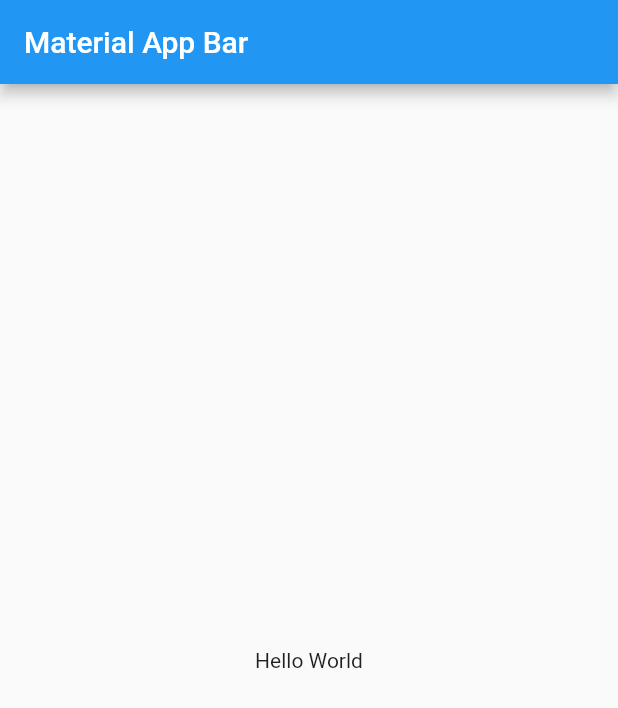
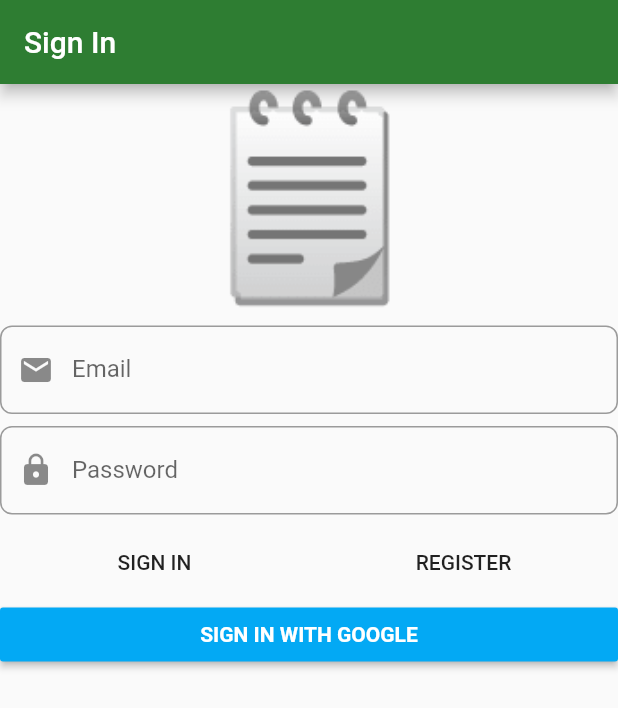
Before and after one commit to JordiGilTomas/Flutter_DDD, a Flutter app: the screen it shows after launch, on a phone screen of 412 x 824 dp. Shown: the top 708 px of the screen. Run offline on Flutter 3.47's test engine with Material 2 defaults, Android fonts, the phone set to English and light mode, and no system bars; our stand-ins replace bloc, dartz, firebase_auth, firebase_core, flushbar, flutter_bloc and 4 more; accounts and stored records are empty; generated files the repository leaves out were written again.

Commit message:
Sign-In Form UI

```diff
--- a/lib/main.dart
+++ b/lib/main.dart
@@ -1,25 +1,12 @@
+import 'package:firebase_core/firebase_core.dart';
 import 'package:fluter_ddd/injection.dart';
+import 'package:fluter_ddd/presentation/core/app_widget.dart';
 import 'package:flutter/material.dart';
 import 'package:injectable/injectable.dart';
 
-void main() {
+Future<void> main() async {
+  WidgetsFlutterBinding.ensureInitialized();
+  await Firebase.initializeApp();
   configureInjection(Environment.prod);
-  runApp(MyApp());
+  runApp(AppWidget());
 }
-
-class MyApp extends StatelessWidget {
-  @override
-  Widget build(BuildContext context) {
-    return MaterialApp(
-      title: 'Material App',
-      home: Scaffold(
-        appBar: AppBar(
-          title: const Text('Material App Bar'),
-        ),
-        body: const Center(
-          child: Text('Hello World'),
-        ),
-      ),
-    );
-  }
-}
--- /dev/null
+++ b/lib/presentation/core/app_widget.dart
@@ -0,0 +1,22 @@
+import 'package:fluter_ddd/presentation/sign_in/sign_in_page.dart';
+import 'package:flutter/material.dart';
+
+class AppWidget extends StatelessWidget {
+  @override
+  Widget build(BuildContext context) {
+    return MaterialApp(
+      title: 'Notes',
+      home: SignInPage(),
+      debugShowCheckedModeBanner: false,
+      theme: ThemeData.light().copyWith(
+        primaryColor: Colors.green[800],
+        accentColor: Colors.blueAccent,
+        inputDecorationTheme: InputDecorationTheme(
+          border: OutlineInputBorder(
+            borderRadius: BorderRadius.circular(8),
+          ),
+        ),
+      ),
+    );
+  }
+}
--- /dev/null
+++ b/lib/presentation/sign_in/sign_in_page.dart
@@ -0,0 +1,20 @@
+import 'package:fluter_ddd/application/auth/sign_in_form/bloc/sign_in_form_bloc.dart';
+import 'package:fluter_ddd/injection.dart';
+import 'package:fluter_ddd/presentation/sign_in/widgets/sign_in_form.dart';
+import 'package:flutter/material.dart';
+import 'package:flutter_bloc/flutter_bloc.dart';
+
+class SignInPage extends StatelessWidget {
+  @override
+  Widget build(BuildContext context) {
+    return Scaffold(
+      appBar: AppBar(
+        title: const Text('Sign In'),
+      ),
+      body: BlocProvider(
+        create: (context) => getIt<SignInFormBloc>(),
+        child: SignInForm(),
+      ),
+    );
+  }
+}
--- /dev/null
+++ b/lib/presentation/sign_in/widgets/sign_in_form.dart
@@ -0,0 +1,119 @@
+import 'package:flushbar/flushbar_helper.dart';
+import 'package:fluter_ddd/application/auth/sign_in_form/bloc/sign_in_form_bloc.dart';
+import 'package:flutter/material.dart';
+import 'package:flutter_bloc/flutter_bloc.dart';
+
+class SignInForm extends StatelessWidget {
+  @override
+  Widget build(BuildContext context) {
+    return BlocConsumer<SignInFormBloc, SignInFormState>(
+        listener: (context, state) {
+      state.authFailureOrSuccessOption.fold(
+        () => null,
+        (either) => either.fold(
+          (failure) {
+            FlushbarHelper.createError(
+                    message: failure.map(
+                        cancelledByUser: (_) => 'Cancelled',
+                        serverError: (_) => 'Server error',
+                        emailAlreadyInUse: (_) => 'Email already in use',
+                        invalidEmailAndPasswordCombination: (_) =>
+                            'Invalid email and password combination'))
+                .show(context);
+          },
+          (_) {},
+        ),
+      );
+    }, builder: (context, state) {
+      return Form(
+        autovalidate: state.showErrorMessages,
+        child: ListView(
+          children: <Widget>[
+            const Text(
+              '🗒',
+              textAlign: TextAlign.center,
+              style: TextStyle(fontSize: 130.0),
+            ),
+            const SizedBox(height: 8.0),
+            TextFormField(
+              decoration: const InputDecoration(
+                prefixIcon: Icon(Icons.email),
+                labelText: 'Email',
+              ),
+              autocorrect: false,
+              onChanged: (value) => context
+                  .bloc<SignInFormBloc>()
+                  .add(SignInFormEvent.emailChanged(value)),
+              validator: (_) =>
+                  context.bloc<SignInFormBloc>().state.emailAddress.value.fold(
+                        (f) => f.maybeMap(
+                          invalidEmail: (_) => 'Invalid Email',
+                          orElse: () => null,
+                        ),
+                        (_) => null,
+                      ),
+            ),
+            const SizedBox(height: 8.0),
+            TextFormField(
+              decoration: const InputDecoration(
+                prefixIcon: Icon(Icons.lock),
+                labelText: 'Password',
+              ),
+              autocorrect: false,
+              obscureText: true,
+              onChanged: (value) => context
+                  .bloc<SignInFormBloc>()
+                  .add(SignInFormEvent.passwordChanged(value)),
+              validator: (_) =>
+                  context.bloc<SignInFormBloc>().state.password.value.fold(
+                        (f) => f.maybeMap(
+                          shortPassword: (_) => 'Short Password',
+                          orElse: () => null,
+                        ),
+                        (_) => null,
+                      ),
+            ),
+            const SizedBox(height: 8.0),
+            Row(
+              children: [
+                Expanded(
+                  child: FlatButton(
+                    onPressed: () {
+                      context.bloc<SignInFormBloc>().add(const SignInFormEvent
+                          .signInWithEmailAndPasswordPressed());
+                    },
+                    child: const Text('SIGN IN'),
+                  ),
+                ),
+                Expanded(
+                  child: FlatButton(
+                    onPressed: () {
+                      context.bloc<SignInFormBloc>().add(const SignInFormEvent
+                          .registerWithEmailAndPasswordPressed());
+                    },
+                    child: const Text('REGISTER'),
+                  ),
+                ),
+              ],
+            ),
+            RaisedButton(
+              onPressed: () {
+                context
+                    .bloc<SignInFormBloc>()
+                    .add(const SignInFormEvent.signInWithGooglePressed());
+              },
+              color: Colors.lightBlue,
+              child: const Text(
+                'SIGN IN WITH GOOGLE',
+                style: TextStyle(
+                  color: Colors.white,
+                  fontWeight: FontWeight.bold,
+                ),
+              ),
+            ),
+          ],
+        ),
+      );
+    });
+  }
+}
--- a/pubspec.yaml
+++ b/pubspec.yaml
@@ -11,7 +11,7 @@ environment:
 dependencies:
   flutter:
     sdk: flutter
-  cupertino_icons: ^0.1.3
+  cupertino_icons: ^1.0.0
   dartz: ^0.9.1
   freezed_annotation: ^0.11.0+1
   flutter_bloc: ^6.0.4
@@ -20,6 +20,7 @@ dependencies:
   google_sign_in: ^4.5.3
   get_it: ^4.0.4
   injectable: ^1.0.4
+  flushbar: ^1.10.4
 
 dev_dependencies:
   flutter_test:
```
Also changed, not shown: lib/infrastructure/auth/firebase_auth_facade.dart (+4 -6 lines), lib/injection.config.dart, pubspec.lock.
